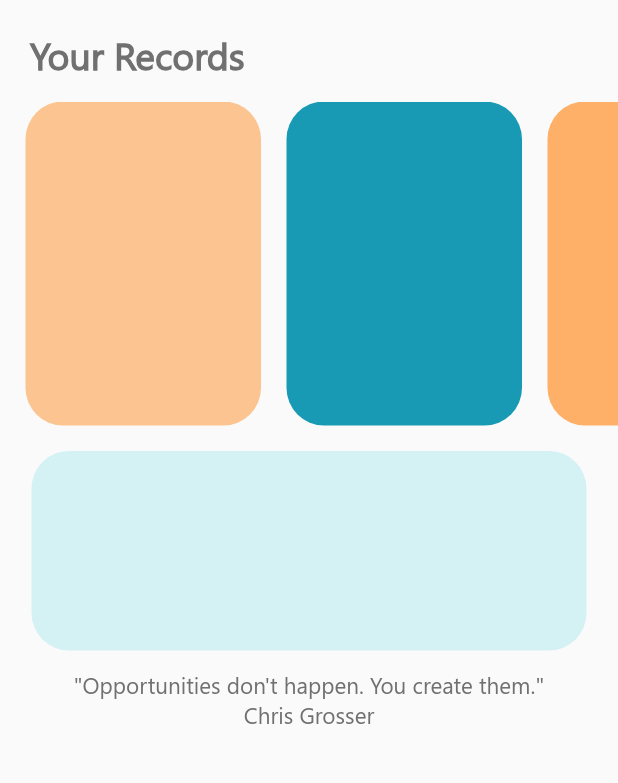
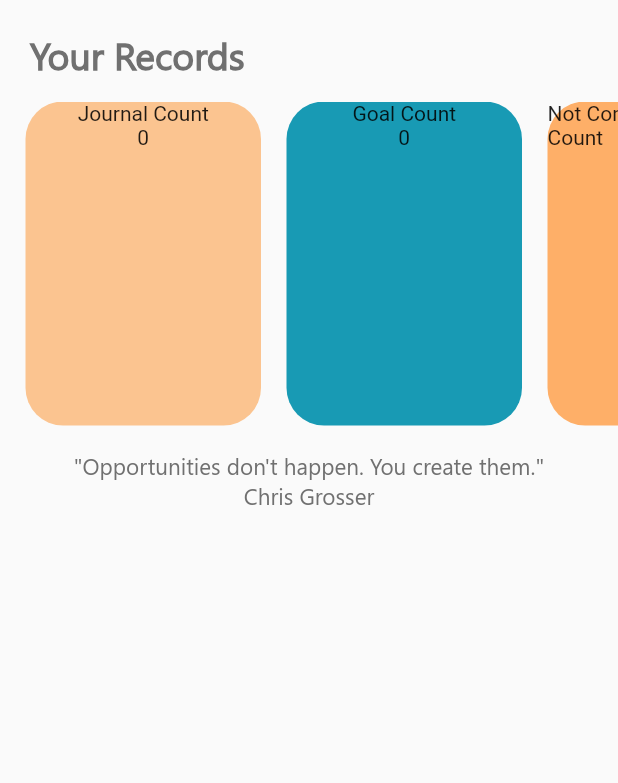
Before and after one commit to IrmaFirma/Cocu-App, a Flutter app: the UserInfoPage screen opened directly, on a phone screen of 412 x 824 dp, the part 305-1088 px from its top. Run offline on Flutter 3.47's test engine with Material 2 defaults, Android fonts, the phone set to English and light mode, and no system bars; our stand-ins replace cloud_firestore, firebase_auth, firebase_core, flutter_slidable, google_sign_in, shared_preferences; missing offline and left inert: cloud_firestore_web, firebase_auth_web, firebase_core_web, google_sign_in_web, shared_preferences_web; accounts and stored records are empty.

Commit message:
User Info Page counts

```diff
--- a/lib/app/view/user_info_page.dart
+++ b/lib/app/view/user_info_page.dart
@@ -3,11 +3,12 @@ import 'dart:async';
 import 'package:flutter/material.dart';
 import 'package:provider/provider.dart';
 import 'package:working_project/app/models/goal_model.dart';
-import 'package:working_project/app/models/habit_model.dart';
+import 'package:working_project/app/models/journal_model.dart';
 import 'package:working_project/app/models/todo_model.dart';
+import 'package:working_project/app/models/user_model.dart';
 import 'package:working_project/app/providers/auth_provider.dart';
 import 'package:working_project/app/providers/goal_provider.dart';
-import 'package:working_project/app/providers/habits_provider.dart';
+import 'package:working_project/app/providers/journal_provider.dart';
 import 'package:working_project/app/providers/todo_provider.dart';
 import 'package:working_project/app/utils/shared_preferences.dart';
 import 'package:working_project/app/view/welcome_page.dart';
@@ -21,6 +22,8 @@ class UserInfoPage extends StatefulWidget {
 }
 
 class _UserInfoPageState extends State<UserInfoPage> {
+  SharedPrefs prefs = SharedPrefs();
+
   //authentication method
   Future<void> _signOut(BuildContext context) async {
     try {
@@ -35,12 +38,54 @@ class _UserInfoPageState extends State<UserInfoPage> {
     }
   }
 
+  //getting goalCount live
+  Future<void> _getGoalCount() async {
+    final bool isLogged = await prefs.readIsLogged();
+    if (isLogged) {
+      final String userID = await prefs.readUserID();
+      if (userID.isNotEmpty) {
+        Provider.of<GoalProvider>(context, listen: false)
+            .readGoal(userID: userID);
+      }
+    } else {
+      final UserModel userModel =
+          Provider.of<AuthProvider>(context, listen: false).userModel;
+      Provider.of<GoalProvider>(context, listen: false)
+          .readGoal(userID: userModel.userID);
+    }
+  }
+
+  //getting JournalCount live
+  Future<void> _getJournalCount() async {
+    final bool isLogged = await prefs.readIsLogged();
+    if (isLogged) {
+      final String userID = await prefs.readUserID();
+      if (userID.isNotEmpty) {
+        Provider.of<JournalProvider>(context, listen: false)
+            .readJournal(userID: userID);
+      }
+    } else {
+      final UserModel userModel =
+          Provider.of<AuthProvider>(context, listen: false).userModel;
+      Provider.of<JournalProvider>(context, listen: false)
+          .readJournal(userID: userModel.userID);
+    }
+  }
+
+  @override
+  void initState() {
+    // TODO: implement initState
+    super.initState();
+    _getJournalCount();
+    _getGoalCount();
+  }
+
   //ui
   @override
   Widget build(BuildContext context) {
-    //habits count
-    final List<HabitModel> habits =
-        Provider.of<HabitProvider>(context, listen: true).habitModels;
+    // journals count
+    final List<JournalModel> journals =
+        Provider.of<JournalProvider>(context, listen: true).journalModels;
     //goals count
     final List<GoalModel> goals =
         Provider.of<GoalProvider>(context, listen: true).goalModels;
@@ -63,7 +108,11 @@ class _UserInfoPageState extends State<UserInfoPage> {
       ),
       drawer: UserInfoDrawer(),
       body: Container(
-        child: BuildUserInfo(),
+        child: BuildUserInfo(
+          todoCount: todos.length.toString(),
+          journalCount: journals.length.toString(),
+          goalCount: goals.length.toString(),
+        ),
       ),
     );
   }
--- a/lib/widgets/user_info_widgets/user_info_widget.dart
+++ b/lib/widgets/user_info_widgets/user_info_widget.dart
@@ -1,6 +1,11 @@
 import 'package:flutter/material.dart';
 
 class BuildUserInfo extends StatelessWidget {
+  BuildUserInfo({@required this.todoCount, @required this.goalCount, @required this.journalCount});
+  final String todoCount;
+  final String goalCount;
+  final String journalCount;
+
   @override
   Widget build(BuildContext context) {
     return Column(
@@ -68,6 +73,12 @@ class BuildUserInfo extends StatelessWidget {
             children: <Widget>[
               SizedBox(width: 17),
               Container(
+                child: Column(
+                  children: [
+                    Text('Journal Count'),
+                    Text(journalCount != null ? journalCount : ''),
+                  ],
+                ),
                 width: 157,
                 decoration: BoxDecoration(
                     color: Color(0xFFFBC490),
@@ -75,6 +86,12 @@ class BuildUserInfo extends StatelessWidget {
               ),
               SizedBox(width: 17),
               Container(
+                child: Column(
+                  children: [
+                    Text('Goal Count'),
+                    Text(goalCount != null ? goalCount : ''),
+                  ],
+                ),
                 width: 157,
                 decoration: BoxDecoration(
                     color: Color(0xFF189AB4),
@@ -82,6 +99,12 @@ class BuildUserInfo extends StatelessWidget {
               ),
               SizedBox(width: 17),
               Container(
+                child: Column(
+                  children: [
+                    Text('Not Completed TODO Count'),
+                    Text(todoCount != null ? todoCount : ''),
+                  ],
+                ),
                 width: 157,
                 decoration: BoxDecoration(
                     color: Color(0xFFFEAF68),
@@ -91,14 +114,6 @@ class BuildUserInfo extends StatelessWidget {
           ),
         ),
         SizedBox(height: 17),
-        Container(
-          height: 133,
-          width: 370,
-          decoration: BoxDecoration(
-              color: Color(0xFFD4F1F4),
-              borderRadius: BorderRadius.all(Radius.circular(25))),
-        ),
-        SizedBox(height: 13),
         Container(
           child: Text(
             '\"Opportunities don\'t happen. You create them.\"',
```
Also changed, not shown: 1 other file.
